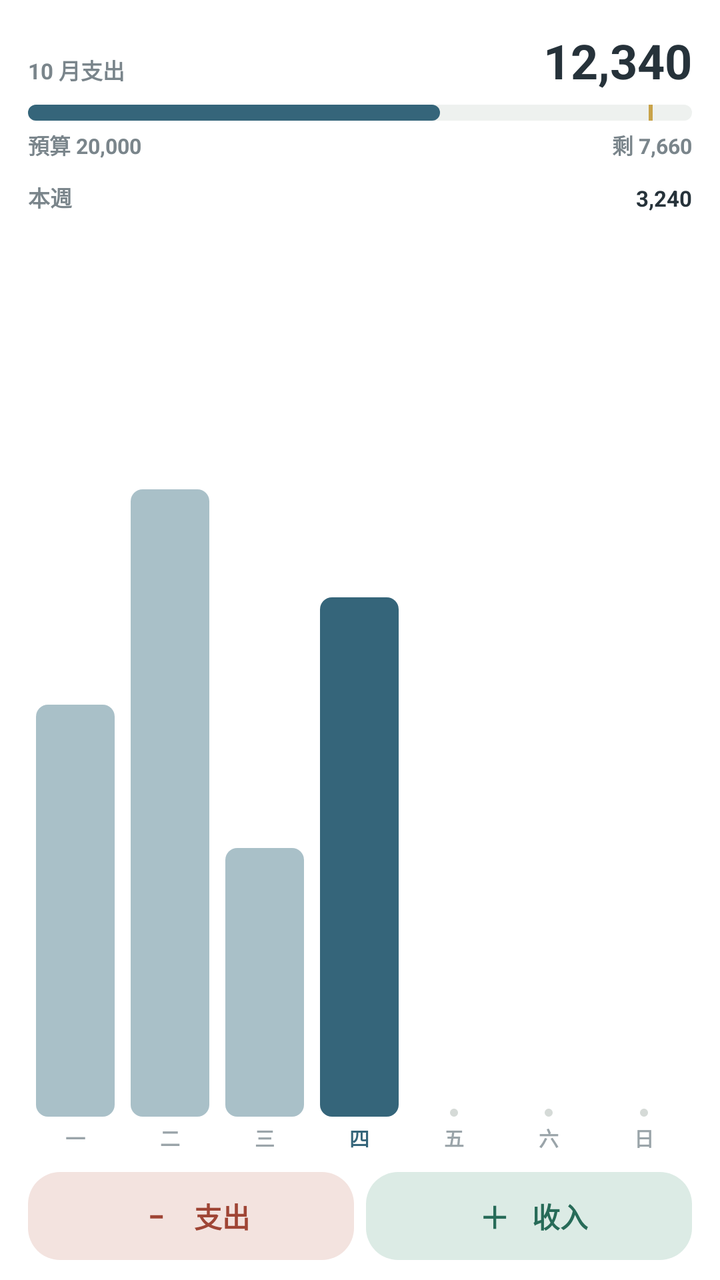
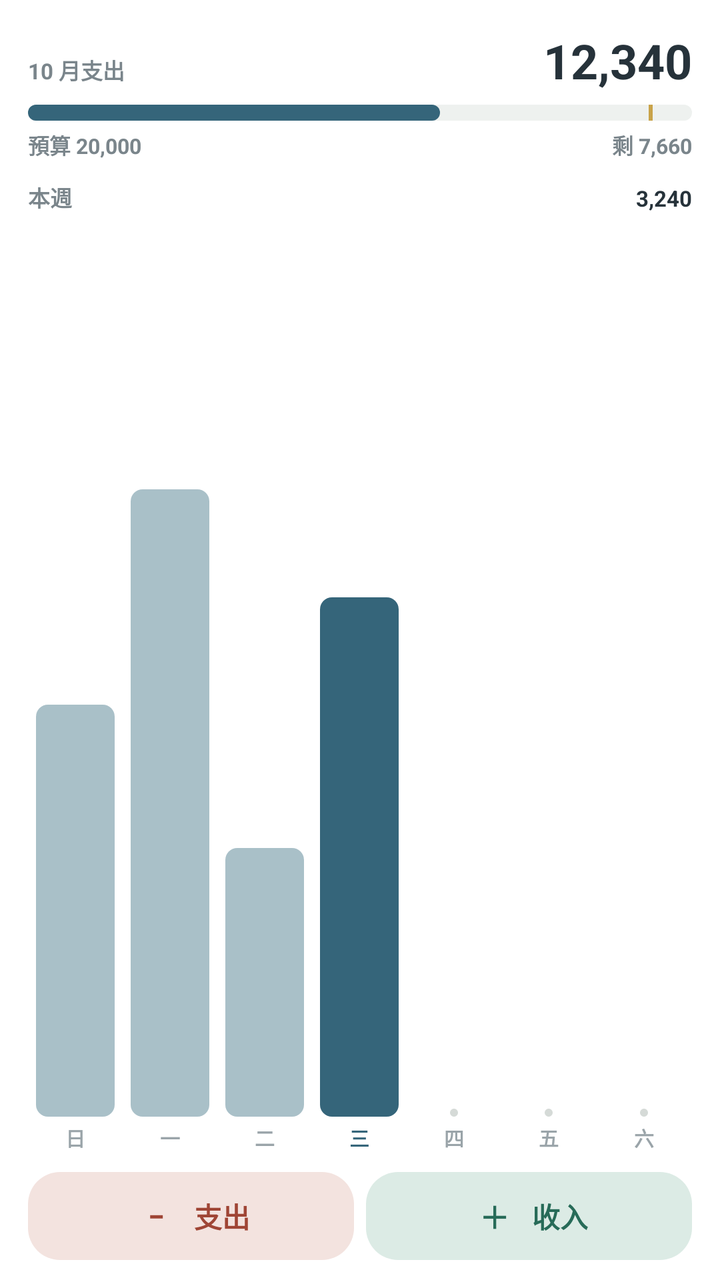

The first picture is an Android layout as it rendered before a commit; the second is the same layout after the commit. The layout source and the unified diff follow.
<!-- AndroidManifest.xml: fallback theme Theme.MaterialComponents.DayNight.NoActionBar -->
<!-- res/layout/summary_widget.xml -->
<?xml version="1.0" encoding="utf-8"?>
<LinearLayout xmlns:android="http://schemas.android.com/apk/res/android"
    android:layout_width="match_parent"
    android:layout_height="match_parent"
    android:background="@drawable/widget_background"
    android:orientation="vertical"
    android:paddingStart="14dp"
    android:paddingTop="14dp"
    android:paddingEnd="14dp"
    android:paddingBottom="0dp">

    <LinearLayout
        android:id="@+id/summary_body"
        android:layout_width="match_parent"
        android:layout_height="0dp"
        android:layout_weight="1"
        android:orientation="vertical">

        <LinearLayout
            android:layout_width="match_parent"
            android:layout_height="wrap_content"
            android:baselineAligned="true"
            android:orientation="horizontal">

            <TextView
                android:id="@+id/summary_title"
                android:layout_width="0dp"
                android:layout_height="wrap_content"
                android:layout_weight="1"
                android:maxLines="1"
                android:text="10 月支出"
                android:textColor="@color/widget_muted"
                android:textSize="11sp"
                android:textStyle="bold" />

            <TextView
                android:id="@+id/summary_figure"
                android:layout_width="wrap_content"
                android:layout_height="wrap_content"
                android:maxLines="1"
                android:text="12,340"
                android:textColor="@color/widget_ink"
                android:textSize="24sp"
                android:textStyle="bold" />
        </LinearLayout>

        <ProgressBar
            android:id="@+id/summary_bar"
            style="@android:style/Widget.ProgressBar.Horizontal"
            android:layout_width="match_parent"
            android:layout_height="8dp"
            android:layout_marginTop="6dp"
            android:maxHeight="8dp"
            android:minHeight="8dp"
            android:max="100"
            android:progress="62"
            android:progressDrawable="@drawable/widget_progress"
            android:secondaryProgress="94" />

        <LinearLayout
            android:id="@+id/summary_foot"
            android:layout_width="match_parent"
            android:layout_height="wrap_content"
            android:layout_marginTop="4dp"
            android:orientation="horizontal">

            <TextView
                android:id="@+id/summary_budget"
                android:layout_width="0dp"
                android:layout_height="wrap_content"
                android:layout_weight="1"
                android:maxLines="1"
                android:text="預算 20,000"
                android:textColor="@color/widget_muted"
                android:textSize="10.5sp"
                android:textStyle="bold" />

            <TextView
                android:id="@+id/summary_detail"
                android:layout_width="wrap_content"
                android:layout_height="wrap_content"
                android:maxLines="1"
                android:text="剩 7,660"
                android:textColor="@color/widget_muted"
                android:textSize="10.5sp"
                android:textStyle="bold" />
        </LinearLayout>

        <LinearLayout
            android:id="@+id/week_box"
            android:layout_width="match_parent"
            android:layout_height="0dp"
            android:layout_marginTop="10dp"
            android:layout_weight="1"
            android:orientation="vertical">

            <LinearLayout
                android:layout_width="match_parent"
                android:layout_height="wrap_content"
                android:orientation="horizontal">

                <TextView
                    android:layout_width="0dp"
                    android:layout_height="wrap_content"
                    android:layout_weight="1"
                    android:text="本週"
                    android:textColor="@color/widget_muted"
                    android:textSize="11sp"
                    android:textStyle="bold" />

                <TextView
                    android:id="@+id/week_total"
                    android:layout_width="wrap_content"
                    android:layout_height="wrap_content"
                    android:text="3,240"
                    android:textColor="@color/widget_ink"
                    android:textSize="11sp"
                    android:textStyle="bold" />
            </LinearLayout>

            <LinearLayout
                android:layout_width="match_parent"
                android:layout_height="0dp"
                android:layout_marginTop="4dp"
                android:layout_weight="1"
                android:minHeight="24dp"
                android:orientation="horizontal">
            <FrameLayout
                android:layout_width="0dp"
                android:layout_height="match_parent"
                android:layout_marginStart="4dp"
                android:layout_marginEnd="4dp"
                android:layout_weight="1">

                <ProgressBar
                    android:id="@+id/bar0"
                    style="@android:style/Widget.ProgressBar.Horizontal"
                    android:layout_width="match_parent"
                    android:layout_height="match_parent"
                    android:maxHeight="200dp"
                    android:minHeight="8dp"
                    android:max="100"
                    android:progress="46"
                    android:progressDrawable="@drawable/widget_day"
                    android:visibility="visible" />

                <ProgressBar
                    android:id="@+id/today0"
                    style="@android:style/Widget.ProgressBar.Horizontal"
                    android:layout_width="match_parent"
                    android:layout_height="match_parent"
                    android:maxHeight="200dp"
                    android:minHeight="8dp"
                    android:max="100"
                    android:progress="46"
                    android:progressDrawable="@drawable/widget_day_today"
                    android:visibility="gone" />

                <ImageView
                    android:id="@+id/dot0"
                    android:layout_width="4dp"
                    android:layout_height="4dp"
                    android:layout_gravity="bottom|center_horizontal"
                    android:importantForAccessibility="no"
                    android:src="@drawable/widget_dot"
                    android:visibility="gone" />
            </FrameLayout>
            <FrameLayout
                android:layout_width="0dp"
                android:layout_height="match_parent"
                android:layout_marginStart="4dp"
                android:layout_marginEnd="4dp"
                android:layout_weight="1">

                <ProgressBar
                    android:id="@+id/bar1"
                    style="@android:style/Widget.ProgressBar.Horizontal"
                    android:layout_width="match_parent"
                    android:layout_height="match_parent"
                    android:maxHeight="200dp"
                    android:minHeight="8dp"
                    android:max="100"
                    android:progress="70"
                    android:progressDrawable="@drawable/widget_day"
                    android:visibility="visible" />

                <ProgressBar
                    android:id="@+id/today1"
                    style="@android:style/Widget.ProgressBar.Horizontal"
                    android:layout_width="match_parent"
                    android:layout_height="match_parent"
                    android:maxHeight="200dp"
                    android:minHeight="8dp"
                    android:max="100"
                    android:progress="70"
                    android:progressDrawable="@drawable/widget_day_today"
                    android:visibility="gone" />

                <ImageView
                    android:id="@+id/dot1"
                    android:layout_width="4dp"
                    android:layout_height="4dp"
                    android:layout_gravity="bottom|center_horizontal"
                    android:importantForAccessibility="no"
                    android:src="@drawable/widget_dot"
                    android:visibility="gone" />
            </FrameLayout>
            <FrameLayout
                android:layout_width="0dp"
                android:layout_height="match_parent"
                android:layout_marginStart="4dp"
                android:layout_marginEnd="4dp"
                android:layout_weight="1">

                <ProgressBar
                    android:id="@+id/bar2"
                    style="@android:style/Widget.ProgressBar.Horizontal"
                    android:layout_width="match_parent"
                    android:layout_height="match_parent"
                    android:maxHeight="200dp"
                    android:minHeight="8dp"
                    android:max="100"
                    android:progress="30"
                    android:progressDrawable="@drawable/widget_day"
                    android:visibility="visible" />

                <ProgressBar
                    android:id="@+id/today2"
                    style="@android:style/Widget.ProgressBar.Horizontal"
                    android:layout_width="match_parent"
                    android:layout_height="match_parent"
                    android:maxHeight="200dp"
                    android:minHeight="8dp"
                    android:max="100"
                    android:progress="30"
                    android:progressDrawable="@drawable/widget_day_today"
                    android:visibility="gone" />

                <ImageView
                    android:id="@+id/dot2"
                    android:layout_width="4dp"
                    android:layout_height="4dp"
                    android:layout_gravity="bottom|center_horizontal"
                    android:importantForAccessibility="no"
                    android:src="@drawable/widget_dot"
                    android:visibility="gone" />
            </FrameLayout>
            <FrameLayout
                android:layout_width="0dp"
                android:layout_height="match_parent"
                android:layout_marginStart="4dp"
                android:layout_marginEnd="4dp"
                android:layout_weight="1">

                <ProgressBar
                    android:id="@+id/bar3"
                    style="@android:style/Widget.ProgressBar.Horizontal"
                    android:layout_width="match_parent"
                    android:layout_height="match_parent"
                    android:maxHeight="200dp"
                    android:minHeight="8dp"
                    android:max="100"
                    android:progress="58"
                    android:progressDrawable="@drawable/widget_day"
                    android:visibility="gone" />

                <ProgressBar
                    android:id="@+id/today3"
                    style="@android:style/Widget.ProgressBar.Horizontal"
                    android:layout_width="match_parent"
                    android:layout_height="match_parent"
                    android:maxHeight="200dp"
                    android:minHeight="8dp"
                    android:max="100"
                    android:progress="58"
                    android:progressDrawable="@drawable/widget_day_today"
                    android:visibility="visible" />

                <ImageView
                    android:id="@+id/dot3"
                    android:layout_width="4dp"
                    android:layout_height="4dp"
                    android:layout_gravity="bottom|center_horizontal"
                    android:importantForAccessibility="no"
                    android:src="@drawable/widget_dot"
                    android:visibility="gone" />
            </FrameLayout>
            <FrameLayout
                android:layout_width="0dp"
                android:layout_height="match_parent"
                android:layout_marginStart="4dp"
                android:layout_marginEnd="4dp"
                android:layout_weight="1">

                <ProgressBar
                    android:id="@+id/bar4"
                    style="@android:style/Widget.ProgressBar.Horizontal"
                    android:layout_width="match_parent"
                    android:layout_height="match_parent"
                    android:maxHeight="200dp"
                    android:minHeight="8dp"
                    android:max="100"
                    android:progress="0"
                    android:progressDrawable="@drawable/widget_day"
                    android:visibility="gone" />

                <ProgressBar
                    android:id="@+id/today4"
                    style="@android:style/Widget.ProgressBar.Horizontal"
                    android:layout_width="match_parent"
                    android:layout_height="match_parent"
                    android:maxHeight="200dp"
                    android:minHeight="8dp"
                    android:max="100"
                    android:progress="0"
                    android:progressDrawable="@drawable/widget_day_today"
                    android:visibility="gone" />

                <ImageView
                    android:id="@+id/dot4"
                    android:layout_width="4dp"
                    android:layout_height="4dp"
                    android:layout_gravity="bottom|center_horizontal"
                    android:importantForAccessibility="no"
                    android:src="@drawable/widget_dot"
                    android:visibility="visible" />
            </FrameLayout>
            <FrameLayout
                android:layout_width="0dp"
                android:layout_height="match_parent"
                android:layout_marginStart="4dp"
                android:layout_marginEnd="4dp"
                android:layout_weight="1">

                <ProgressBar
                    android:id="@+id/bar5"
                    style="@android:style/Widget.ProgressBar.Horizontal"
                    android:layout_width="match_parent"
                    android:layout_height="match_parent"
                    android:maxHeight="200dp"
                    android:minHeight="8dp"
                    android:max="100"
                    android:progress="0"
                    android:progressDrawable="@drawable/widget_day"
                    android:visibility="gone" />

                <ProgressBar
                    android:id="@+id/today5"
                    style="@android:style/Widget.ProgressBar.Horizontal"
                    android:layout_width="match_parent"
                    android:layout_height="match_parent"
                    android:maxHeight="200dp"
                    android:minHeight="8dp"
                    android:max="100"
                    android:progress="0"
                    android:progressDrawable="@drawable/widget_day_today"
                    android:visibility="gone" />

                <ImageView
                    android:id="@+id/dot5"
                    android:layout_width="4dp"
                    android:layout_height="4dp"
                    android:layout_gravity="bottom|center_horizontal"
                    android:importantForAccessibility="no"
                    android:src="@drawable/widget_dot"
                    android:visibility="visible" />
            </FrameLayout>
            <FrameLayout
                android:layout_width="0dp"
                android:layout_height="match_parent"
                android:layout_marginStart="4dp"
                android:layout_marginEnd="4dp"
                android:layout_weight="1">

                <ProgressBar
                    android:id="@+id/bar6"
                    style="@android:style/Widget.ProgressBar.Horizontal"
                    android:layout_width="match_parent"
                    android:layout_height="match_parent"
                    android:maxHeight="200dp"
                    android:minHeight="8dp"
                    android:max="100"
                    android:progress="0"
                    android:progressDrawable="@drawable/widget_day"
                    android:visibility="gone" />

                <ProgressBar
                    android:id="@+id/today6"
                    style="@android:style/Widget.ProgressBar.Horizontal"
                    android:layout_width="match_parent"
                    android:layout_height="match_parent"
                    android:maxHeight="200dp"
                    android:minHeight="8dp"
                    android:max="100"
                    android:progress="0"
                    android:progressDrawable="@drawable/widget_day_today"
                    android:visibility="gone" />

                <ImageView
                    android:id="@+id/dot6"
                    android:layout_width="4dp"
                    android:layout_height="4dp"
                    android:layout_gravity="bottom|center_horizontal"
                    android:importantForAccessibility="no"
                    android:src="@drawable/widget_dot"
                    android:visibility="visible" />
            </FrameLayout>
            </LinearLayout>

            <LinearLayout
                android:layout_width="match_parent"
                android:layout_height="wrap_content"
                android:layout_marginTop="3dp"
                android:orientation="horizontal">
            <TextView
                android:id="@+id/label0"
                android:layout_width="0dp"
                android:layout_height="wrap_content"
                android:layout_weight="1"
                android:gravity="center"
                android:text="一"
                android:textColor="@color/widget_day"
                android:textSize="10sp"
                android:textStyle="bold" />
            <TextView
                android:id="@+id/label1"
                android:layout_width="0dp"
                android:layout_height="wrap_content"
                android:layout_weight="1"
                android:gravity="center"
                android:text="二"
                android:textColor="@color/widget_day"
                android:textSize="10sp"
                android:textStyle="bold" />
            <TextView
                android:id="@+id/label2"
                android:layout_width="0dp"
                android:layout_height="wrap_content"
                android:layout_weight="1"
                android:gravity="center"
                android:text="三"
                android:textColor="@color/widget_day"
                android:textSize="10sp"
                android:textStyle="bold" />
            <TextView
                android:id="@+id/label3"
                android:layout_width="0dp"
                android:layout_height="wrap_content"
                android:layout_weight="1"
                android:gravity="center"
                android:text="四"
                android:textColor="@color/widget_accent"
                android:textSize="10sp"
                android:textStyle="bold" />
            <TextView
                android:id="@+id/label4"
                android:layout_width="0dp"
                android:layout_height="wrap_content"
                android:layout_weight="1"
                android:gravity="center"
                android:text="五"
                android:textColor="@color/widget_day"
                android:textSize="10sp"
                android:textStyle="bold" />
            <TextView
                android:id="@+id/label5"
                android:layout_width="0dp"
                android:layout_height="wrap_content"
                android:layout_weight="1"
                android:gravity="center"
                android:text="六"
                android:textColor="@color/widget_day"
                android:textSize="10sp"
                android:textStyle="bold" />
            <TextView
                android:id="@+id/label6"
                android:layout_width="0dp"
                android:layout_height="wrap_content"
                android:layout_weight="1"
                android:gravity="center"
                android:text="日"
                android:textColor="@color/widget_day"
                android:textSize="10sp"
                android:textStyle="bold" />
            </LinearLayout>
        </LinearLayout>
    </LinearLayout>

    <LinearLayout
        android:layout_width="match_parent"
        android:layout_height="44dp"
        android:layout_marginTop="10dp"
        android:layout_marginBottom="10dp"
        android:gravity="center_vertical"
        android:orientation="horizontal">
        <LinearLayout
            android:id="@+id/summary_expense"
            android:layout_width="0dp"
            android:layout_height="match_parent"
            android:layout_weight="1"
            android:layout_marginEnd="6dp"
            android:background="@drawable/widget_block_expense"
            android:contentDescription="記支出"
            android:gravity="center"
            android:orientation="horizontal">

            <TextView
                android:layout_width="24dp"
                android:layout_height="24dp"
                android:gravity="center"
                android:importantForAccessibility="no"
                android:text="−"
                android:textColor="@color/widget_expense"
                android:textSize="15sp"
                android:textStyle="bold" />

            <TextView
                android:layout_width="wrap_content"
                android:layout_height="wrap_content"
                android:layout_marginStart="7dp"
                android:importantForAccessibility="no"
                android:text="支出"
                android:textColor="@color/widget_expense"
                android:textSize="14sp"
                android:textStyle="bold" />
        </LinearLayout>

        <LinearLayout
            android:id="@+id/summary_income"
            android:layout_width="0dp"
            android:layout_height="match_parent"
            android:layout_weight="1"
            android:layout_marginEnd="0dp"
            android:background="@drawable/widget_block_income"
            android:contentDescription="記收入"
            android:gravity="center"
            android:orientation="horizontal">

            <TextView
                android:layout_width="24dp"
                android:layout_height="24dp"
                android:gravity="center"
                android:importantForAccessibility="no"
                android:text="＋"
                android:textColor="@color/widget_income"
                android:textSize="15sp"
                android:textStyle="bold" />

            <TextView
                android:layout_width="wrap_content"
                android:layout_height="wrap_content"
                android:layout_marginStart="7dp"
                android:importantForAccessibility="no"
                android:text="收入"
                android:textColor="@color/widget_income"
                android:textSize="14sp"
                android:textStyle="bold" />
        </LinearLayout>
    </LinearLayout>
</LinearLayout>
<!-- resources referenced by this layout -->
<resources>
  <color name="widget_accent">#35657A</color>
  <color name="widget_day">#9AA4A9</color>
  <color name="widget_expense">#9F4535</color>
  <color name="widget_income">#276B58</color>
  <color name="widget_ink">#26323A</color>
  <color name="widget_muted">#7A858B</color>
  <!-- drawable widget_background (drawable) -->
  <?xml version="1.0" encoding="utf-8"?>
  <shape xmlns:android="http://schemas.android.com/apk/res/android">
      <solid android:color="@color/widget_card" />
      <corners android:radius="26dp" />
  </shape>
  <!-- drawable widget_block_expense (drawable) -->
  <?xml version="1.0" encoding="utf-8"?>
  <shape xmlns:android="http://schemas.android.com/apk/res/android">
      <solid android:color="@color/widget_expense_tint" />
      <corners android:radius="16dp" />
  </shape>
  <!-- drawable widget_block_income (drawable) -->
  <?xml version="1.0" encoding="utf-8"?>
  <shape xmlns:android="http://schemas.android.com/apk/res/android">
      <solid android:color="@color/widget_income_tint" />
      <corners android:radius="16dp" />
  </shape>
  <!-- drawable widget_day (drawable) -->
  <?xml version="1.0" encoding="utf-8"?>
  <layer-list xmlns:android="http://schemas.android.com/apk/res/android">
      <item android:id="@android:id/background">
          <shape><solid android:color="#00000000" /></shape>
      </item>
      <item android:id="@android:id/progress">
          <scale android:scaleGravity="bottom" android:scaleHeight="100%">
              <shape>
                  <solid android:color="@color/widget_bar" />
                  <corners android:radius="6dp" />
              </shape>
          </scale>
      </item>
  </layer-list>
  <!-- drawable widget_day_today (drawable) -->
  <?xml version="1.0" encoding="utf-8"?>
  <layer-list xmlns:android="http://schemas.android.com/apk/res/android">
      <item android:id="@android:id/background">
          <shape><solid android:color="#00000000" /></shape>
      </item>
      <item android:id="@android:id/progress">
          <scale android:scaleGravity="bottom" android:scaleHeight="100%">
              <shape>
                  <solid android:color="@color/widget_accent" />
                  <corners android:radius="6dp" />
              </shape>
          </scale>
      </item>
  </layer-list>
  <!-- drawable widget_dot (drawable) -->
  <?xml version="1.0" encoding="utf-8"?>
  <shape xmlns:android="http://schemas.android.com/apk/res/android" android:shape="oval">
      <solid android:color="@color/widget_dot" />
      <size android:width="4dp" android:height="4dp" />
  </shape>
  <!-- drawable widget_progress (drawable) -->
  <?xml version="1.0" encoding="utf-8"?>
  <layer-list xmlns:android="http://schemas.android.com/apk/res/android">
      <item android:id="@android:id/background">
          <shape>
              <solid android:color="@color/widget_track" />
              <corners android:radius="4dp" />
          </shape>
      </item>
      <item android:id="@android:id/progress">
          <scale android:scaleGravity="left" android:scaleWidth="100%">
              <shape>
                  <solid android:color="@color/widget_accent" />
                  <corners android:radius="4dp" />
              </shape>
          </scale>
      </item>
      <item android:id="@android:id/secondaryProgress">
          <scale android:scaleGravity="left" android:scaleWidth="100%">
              <layer-list>
                  <item android:gravity="right" android:width="2dp">
                      <shape>
                          <solid android:color="@color/widget_pace" />
                      </shape>
                  </item>
              </layer-list>
          </scale>
      </item>
  </layer-list>
  <color name="widget_card">#FFFFFF</color>
  <color name="widget_expense_tint">#F3E3DF</color>
  <color name="widget_income_tint">#DCEBE5</color>
  <color name="widget_bar">#A9C0C8</color>
  <color name="widget_dot">#D5DAD7</color>
  <color name="widget_track">#EEF1EF</color>
  <color name="widget_pace">#C9A34A</color>
</resources>

<!-- the commit's change to res/layout/summary_widget.xml (unified diff, before → after) -->
@@ -418,12 +418,22 @@
                 android:layout_height="wrap_content"
                 android:layout_weight="1"
                 android:gravity="center"
+                android:text="日"
+                android:textColor="@color/widget_day"
+                android:textSize="10sp"
+                android:textStyle="bold" />
+            <TextView
+                android:id="@+id/label1"
+                android:layout_width="0dp"
+                android:layout_height="wrap_content"
+                android:layout_weight="1"
+                android:gravity="center"
                 android:text="一"
                 android:textColor="@color/widget_day"
                 android:textSize="10sp"
                 android:textStyle="bold" />
             <TextView
-                android:id="@+id/label1"
+                android:id="@+id/label2"
                 android:layout_width="0dp"
                 android:layout_height="wrap_content"
                 android:layout_weight="1"
@@ -433,27 +443,27 @@
                 android:textSize="10sp"
                 android:textStyle="bold" />
             <TextView
-                android:id="@+id/label2"
+                android:id="@+id/label3"
                 android:layout_width="0dp"
                 android:layout_height="wrap_content"
                 android:layout_weight="1"
                 android:gravity="center"
                 android:text="三"
+                android:textColor="@color/widget_accent"
+                android:textSize="10sp"
+                android:textStyle="bold" />
+            <TextView
+                android:id="@+id/label4"
+                android:layout_width="0dp"
+                android:layout_height="wrap_content"
+                android:layout_weight="1"
+                android:gravity="center"
+                android:text="四"
                 android:textColor="@color/widget_day"
                 android:textSize="10sp"
                 android:textStyle="bold" />
             <TextView
-                android:id="@+id/label3"
-                android:layout_width="0dp"
-                android:layout_height="wrap_content"
-                android:layout_weight="1"
-                android:gravity="center"
-                android:text="四"
-                android:textColor="@color/widget_accent"
-                android:textSize="10sp"
-                android:textStyle="bold" />
-            <TextView
-                android:id="@+id/label4"
+                android:id="@+id/label5"
                 android:layout_width="0dp"
                 android:layout_height="wrap_content"
                 android:layout_weight="1"
@@ -463,22 +473,12 @@
                 android:textSize="10sp"
                 android:textStyle="bold" />
             <TextView
-                android:id="@+id/label5"
+                android:id="@+id/label6"
                 android:layout_width="0dp"
                 android:layout_height="wrap_content"
                 android:layout_weight="1"
                 android:gravity="center"
                 android:text="六"
-                android:textColor="@color/widget_day"
-                android:textSize="10sp"
-                android:textStyle="bold" />
-            <TextView
-                android:id="@+id/label6"
-                android:layout_width="0dp"
-                android:layout_height="wrap_content"
-                android:layout_weight="1"
-                android:gravity="center"
-                android:text="日"
                 android:textColor="@color/widget_day"
                 android:textSize="10sp"
                 android:textStyle="bold" />
